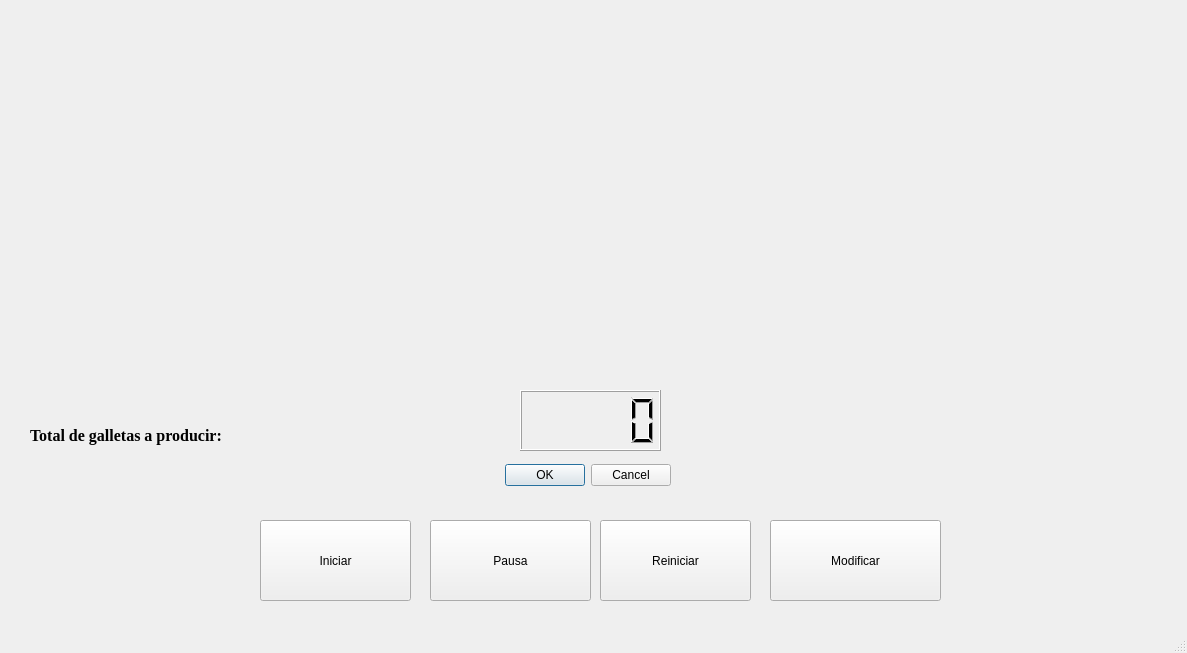
Above: ProyectoGalletas/ventanaprincipal.ui from Huevaldinho/ED-Proyecto1-Galletas before the change. Below: the same form after it.
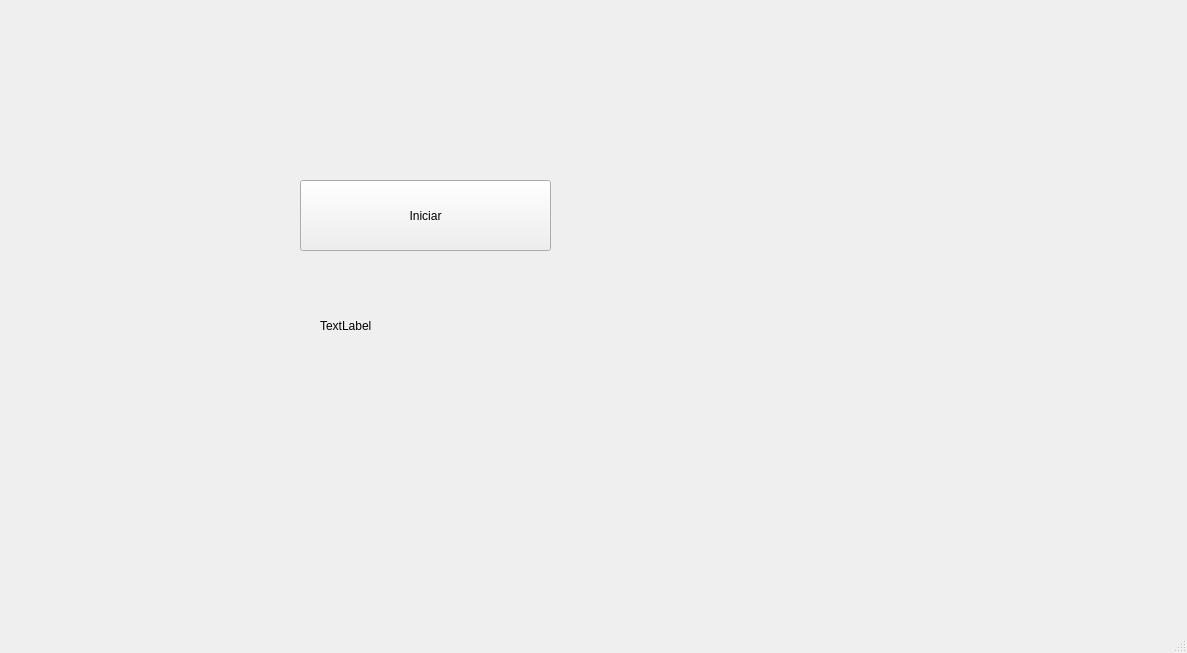
That is the form after the change.

```diff
--- a/ProyectoGalletas/ventanaprincipal.ui
+++ b/ProyectoGalletas/ventanaprincipal.ui
@@ -14,118 +14,33 @@
    <string>VentanaPrincipal</string>
   </property>
   <widget class="QWidget" name="centralwidget">
-   <widget class="QPushButton" name="btn_Iniciar">
+   <widget class="QLabel" name="lblCantidadGalletas">
     <property name="geometry">
      <rect>
-      <x>260</x>
-      <y>520</y>
-      <width>151</width>
-      <height>81</height>
-     </rect>
-    </property>
-    <property name="text">
-     <string>Iniciar</string>
-    </property>
-   </widget>
-   <widget class="QPushButton" name="btn_Pausar">
-    <property name="geometry">
-     <rect>
-      <x>430</x>
-      <y>520</y>
-      <width>161</width>
-      <height>81</height>
-     </rect>
-    </property>
-    <property name="text">
-     <string>Pausa</string>
-    </property>
-   </widget>
-   <widget class="QPushButton" name="btn_Reiniciar">
-    <property name="geometry">
-     <rect>
-      <x>600</x>
-      <y>520</y>
-      <width>151</width>
-      <height>81</height>
-     </rect>
-    </property>
-    <property name="text">
-     <string>Reiniciar</string>
-    </property>
-   </widget>
-   <widget class="QPushButton" name="btn_Modificar">
-    <property name="geometry">
-     <rect>
-      <x>770</x>
-      <y>520</y>
-      <width>171</width>
-      <height>81</height>
-     </rect>
-    </property>
-    <property name="text">
-     <string>Modificar</string>
-    </property>
-   </widget>
-   <widget class="QDialogButtonBox" name="buttonBox">
-    <property name="geometry">
-     <rect>
-      <x>500</x>
-      <y>440</y>
-      <width>171</width>
-      <height>71</height>
-     </rect>
-    </property>
-    <property name="standardButtons">
-     <set>QDialogButtonBox::Cancel|QDialogButtonBox::Ok</set>
-    </property>
-   </widget>
-   <widget class="QLCDNumber" name="lcdNumber">
-    <property name="geometry">
-     <rect>
-      <x>520</x>
-      <y>390</y>
-      <width>141</width>
-      <height>61</height>
-     </rect>
-    </property>
-   </widget>
-   <widget class="QLabel" name="lbl_TextoTotalGalletas">
-    <property name="geometry">
-     <rect>
-      <x>30</x>
-      <y>410</y>
-      <width>281</width>
+      <x>320</x>
+      <y>300</y>
+      <width>91</width>
       <height>51</height>
      </rect>
     </property>
-    <property name="font">
-     <font>
-      <family>Times New Roman</family>
-      <pointsize>12</pointsize>
-      <weight>75</weight>
-      <bold>true</bold>
-     </font>
-    </property>
     <property name="text">
-     <string>Total de galletas a producir: </string>
+     <string>TextLabel</string>
     </property>
    </widget>
-   <widget class="QLabel" name="lbl_GalletasAProducir">
+   <widget class="QPushButton" name="btnIniciar">
     <property name="geometry">
      <rect>
-      <x>280</x>
-      <y>420</y>
-      <width>191</width>
-      <height>31</height>
+      <x>300</x>
+      <y>180</y>
+      <width>251</width>
+      <height>71</height>
      </rect>
     </property>
-    <property name="font">
-     <font>
-      <pointsize>11</pointsize>
-     </font>
+    <property name="toolTip">
+     <string>&lt;html&gt;&lt;head/&gt;&lt;body&gt;&lt;p&gt;&lt;br/&gt;&lt;/p&gt;&lt;/body&gt;&lt;/html&gt;</string>
     </property>
     <property name="text">
-     <string/>
+     <string>Iniciar</string>
     </property>
    </widget>
   </widget>
@@ -135,7 +50,7 @@
      <x>0</x>
      <y>0</y>
      <width>1187</width>
-     <height>25</height>
+     <height>21</height>
     </rect>
    </property>
   </widget>
```
